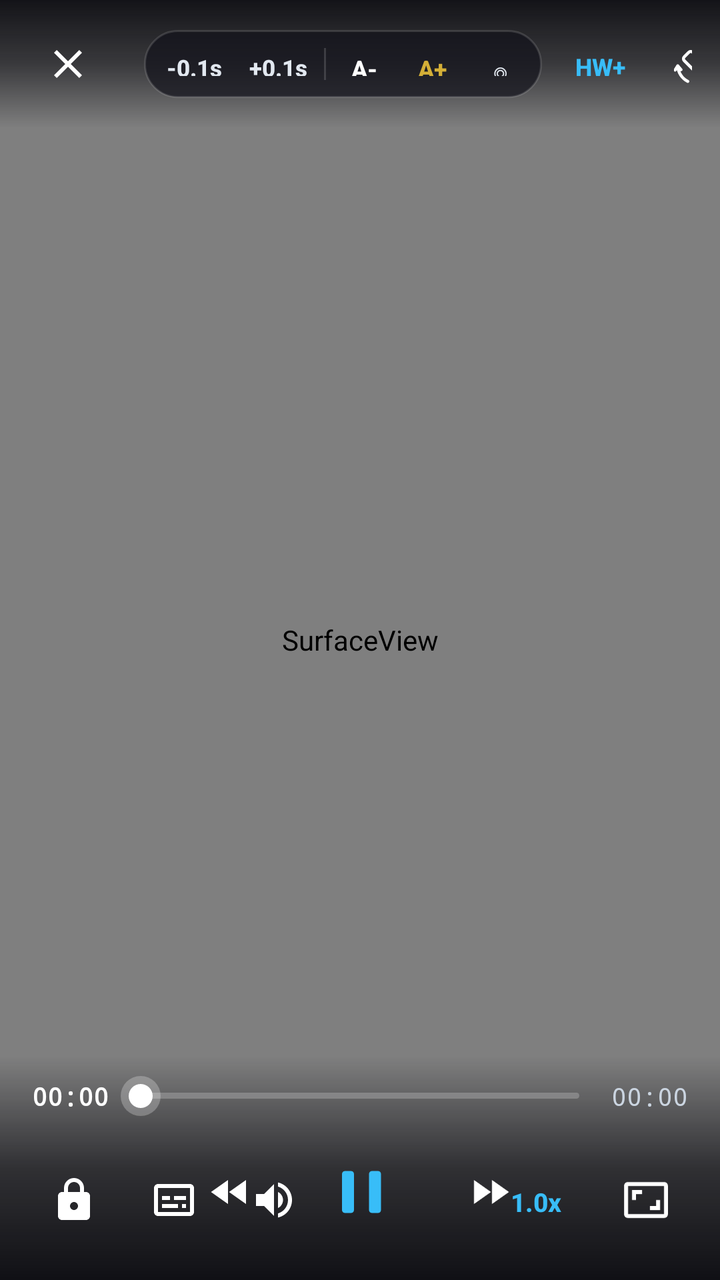
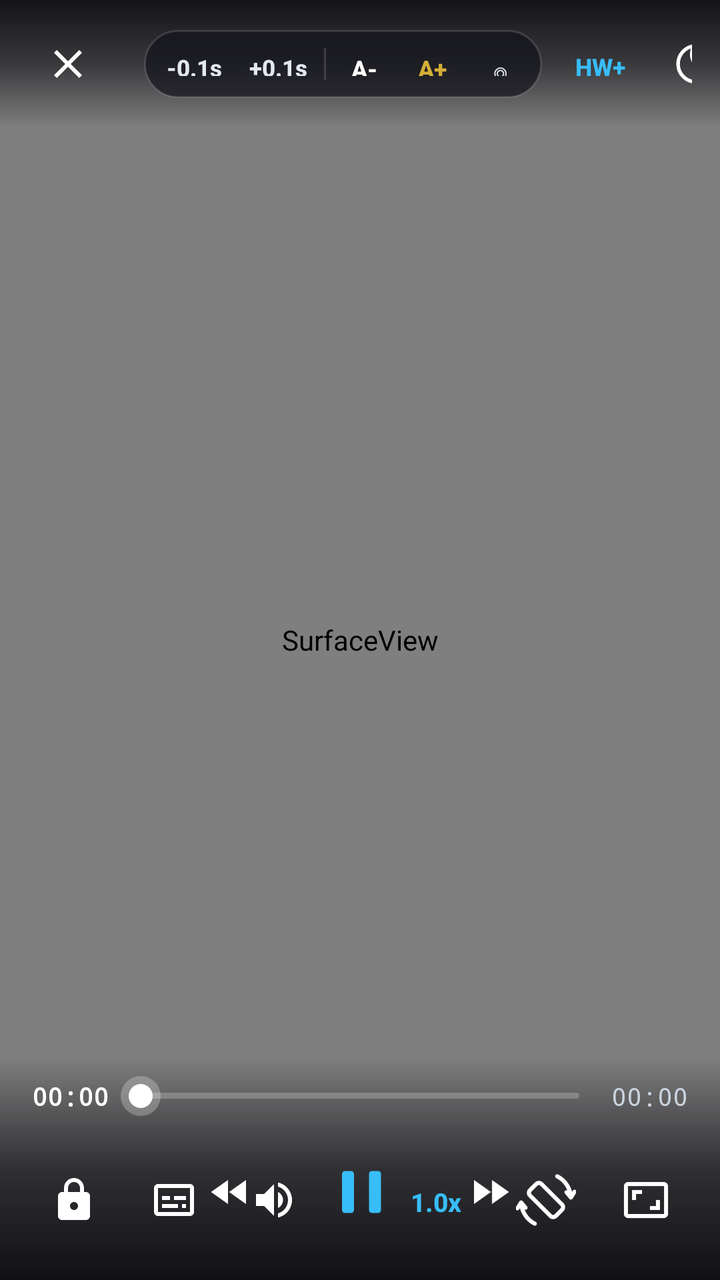

Compare the two renders of this Android layout. The source of the first and the diff that turns it into the second are given below.
<!-- AndroidManifest.xml: activity theme Theme.PureVideoPlayer.Fullscreen -->
<!-- res/layout/activity_player.xml -->
<?xml version="1.0" encoding="utf-8"?>
<FrameLayout xmlns:android="http://schemas.android.com/apk/res/android"
    xmlns:app="http://schemas.android.com/apk/res-auto"
    android:id="@+id/playerRoot"
    android:layout_width="match_parent"
    android:layout_height="match_parent"
    android:background="#000000"
    android:keepScreenOn="true">

    
    <FrameLayout
        android:id="@+id/videoSurfaceFrame"
        android:layout_width="match_parent"
        android:layout_height="match_parent"
        android:layout_gravity="center"
        android:foregroundGravity="clip_horizontal|clip_vertical">

        <SurfaceView
            android:id="@+id/videoSurface"
            android:layout_width="match_parent"
            android:layout_height="match_parent"
            android:layout_gravity="center" />

        <SurfaceView
            android:id="@+id/subtitlesSurface"
            android:layout_width="match_parent"
            android:layout_height="match_parent"
            android:layout_gravity="center" />
    </FrameLayout>

    
    <TextView
        android:id="@+id/tvDraggableSubtitle"
        android:layout_width="wrap_content"
        android:layout_height="wrap_content"
        android:layout_gravity="bottom|center_horizontal"
        android:layout_marginStart="24dp"
        android:layout_marginEnd="24dp"
        android:layout_marginBottom="46dp"
        android:background="#8C000000"
        android:elevation="18dp"
        android:gravity="center"
        android:paddingStart="18dp"
        android:paddingTop="8dp"
        android:paddingEnd="18dp"
        android:paddingBottom="8dp"
        android:textColor="#FFFFFF"
        android:textSize="22sp"
        android:textStyle="bold"
        android:visibility="gone" />

    
    <LinearLayout
        android:id="@+id/verticalSliderCard"
        android:layout_width="62dp"
        android:layout_height="214dp"
        android:layout_gravity="center_vertical|start"
        android:layout_marginStart="36dp"
        android:layout_marginEnd="36dp"
        android:background="#E6090D16"
        android:elevation="24dp"
        android:gravity="center_horizontal"
        android:orientation="vertical"
        android:paddingTop="14dp"
        android:paddingBottom="14dp"
        android:visibility="gone">

        <TextView
            android:id="@+id/tvVerticalSliderIcon"
            android:layout_width="wrap_content"
            android:layout_height="wrap_content"
            android:gravity="center"
            android:text="🔊"
            android:textColor="#FFFFFF"
            android:textSize="20sp" />

        <FrameLayout
            android:id="@+id/verticalBarTrack"
            android:layout_width="12dp"
            android:layout_height="0dp"
            android:layout_marginTop="10dp"
            android:layout_marginBottom="10dp"
            android:layout_weight="1"
            android:background="#2EFFFFFF">

            <View
                android:id="@+id/verticalBarFill"
                android:layout_width="match_parent"
                android:layout_height="60dp"
                android:layout_gravity="bottom"
                android:background="#38BDF8" />
        </FrameLayout>

        <TextView
            android:id="@+id/tvVerticalSliderPercent"
            android:layout_width="wrap_content"
            android:layout_height="wrap_content"
            android:gravity="center"
            android:text="100%"
            android:textColor="#FFFFFF"
            android:textSize="12sp"
            android:textStyle="bold" />
    </LinearLayout>

    
    <TextView
        android:id="@+id/tvGestureIndicator"
        android:layout_width="wrap_content"
        android:layout_height="wrap_content"
        android:layout_gravity="center"
        android:background="#CC0F172A"
        android:elevation="20dp"
        android:paddingStart="24dp"
        android:paddingTop="12dp"
        android:paddingEnd="24dp"
        android:paddingBottom="12dp"
        android:textColor="#38BDF8"
        android:textSize="17sp"
        android:textStyle="bold"
        android:visibility="gone" />

    
    <ProgressBar
        android:id="@+id/playerLoadingBar"
        android:layout_width="48dp"
        android:layout_height="48dp"
        android:layout_gravity="center"
        android:elevation="22dp"
        android:indeterminateTint="#38BDF8"
        android:visibility="gone" />

    
    <ImageButton
        android:id="@+id/btnUnlock"
        android:layout_width="54dp"
        android:layout_height="54dp"
        android:layout_gravity="top|start"
        android:layout_margin="24dp"
        android:background="#CC0F172A"
        android:contentDescription="@string/unlock"
        android:elevation="20dp"
        android:padding="12dp"
        android:src="@drawable/ic_lock_modern"
        android:tint="#38BDF8"
        android:visibility="gone" />

    
    <FrameLayout
        android:id="@+id/controlsContainer"
        android:layout_width="match_parent"
        android:layout_height="match_parent"
        android:elevation="10dp">

        
        <LinearLayout
            android:id="@+id/playerTopBar"
            android:layout_width="match_parent"
            android:layout_height="wrap_content"
            android:layout_gravity="top"
            android:background="@drawable/bg_player_top_scrim"
            android:gravity="center_vertical"
            android:orientation="horizontal"
            android:paddingStart="@dimen/player_top_bar_padding_horizontal"
            android:paddingTop="12dp"
            android:paddingEnd="@dimen/player_top_bar_padding_horizontal"
            android:paddingBottom="12dp">

            <ImageButton
                android:id="@+id/btnClosePlayer"
                android:layout_width="40dp"
                android:layout_height="40dp"
                android:background="?attr/selectableItemBackgroundBorderless"
                android:contentDescription="@string/back"
                android:src="@drawable/ic_close_modern"
                android:tint="#FFFFFF" />

            <TextView
                android:id="@+id/tvVideoTitle"
                android:layout_width="0dp"
                android:layout_height="wrap_content"
                android:layout_marginStart="10dp"
                android:layout_marginEnd="8dp"
                android:layout_weight="1"
                android:ellipsize="marquee"
                android:marqueeRepeatLimit="marquee_forever"
                android:singleLine="true"
                android:focusable="true"
                android:focusableInTouchMode="true"
                android:text="Video"
                android:textColor="#FFFFFF"
                android:textSize="15.5sp"
                android:textStyle="bold" />

            
            <LinearLayout
                android:id="@+id/subtitleToolsPill"
                android:layout_width="wrap_content"
                android:layout_height="34dp"
                android:layout_marginEnd="6dp"
                android:background="@drawable/bg_luxury_glass_pill"
                android:gravity="center_vertical"
                android:orientation="horizontal"
                android:paddingStart="4dp"
                android:paddingEnd="4dp">

                <Button
                    android:id="@+id/btnSubSyncMinus"
                    style="?android:attr/borderlessButtonStyle"
                    android:layout_width="wrap_content"
                    android:layout_height="32dp"
                    android:minWidth="42dp"
                    android:paddingStart="6dp"
                    android:paddingEnd="6dp"
                    android:text="-0.1s"
                    android:textAllCaps="false"
                    android:textColor="#E2E8F0"
                    android:textSize="11.5sp"
                    android:textStyle="bold" />

                <Button
                    android:id="@+id/btnSubSyncPlus"
                    style="?android:attr/borderlessButtonStyle"
                    android:layout_width="wrap_content"
                    android:layout_height="32dp"
                    android:minWidth="42dp"
                    android:paddingStart="6dp"
                    android:paddingEnd="6dp"
                    android:text="+0.1s"
                    android:textAllCaps="false"
                    android:textColor="#E2E8F0"
                    android:textSize="11.5sp"
                    android:textStyle="bold" />

                <View
                    android:layout_width="1dp"
                    android:layout_height="16dp"
                    android:layout_marginStart="2dp"
                    android:layout_marginEnd="2dp"
                    android:background="#26FFFFFF" />

                <Button
                    android:id="@+id/btnSubFontDown"
                    style="?android:attr/borderlessButtonStyle"
                    android:layout_width="wrap_content"
                    android:layout_height="32dp"
                    android:minWidth="34dp"
                    android:paddingStart="6dp"
                    android:paddingEnd="6dp"
                    android:text="A-"
                    android:textAllCaps="false"
                    android:textColor="#FFFFFF"
                    android:textSize="12sp"
                    android:textStyle="bold" />

                <Button
                    android:id="@+id/btnSubFontUp"
                    style="?android:attr/borderlessButtonStyle"
                    android:layout_width="wrap_content"
                    android:layout_height="32dp"
                    android:minWidth="34dp"
                    android:paddingStart="6dp"
                    android:paddingEnd="6dp"
                    android:text="A+"
                    android:textAllCaps="false"
                    android:textColor="#D4AF37"
                    android:textSize="12sp"
                    android:textStyle="bold" />

                <Button
                    android:id="@+id/btnResetSubPos"
                    style="?android:attr/borderlessButtonStyle"
                    android:layout_width="wrap_content"
                    android:layout_height="32dp"
                    android:minWidth="34dp"
                    android:paddingStart="6dp"
                    android:paddingEnd="6dp"
                    android:text="◎"
                    android:textColor="#E2E8F0"
                    android:textSize="14sp" />
            </LinearLayout>

            <Button
                android:id="@+id/btnDecoder"
                style="?android:attr/borderlessButtonStyle"
                android:layout_width="wrap_content"
                android:layout_height="34dp"
                android:layout_marginEnd="6dp"
                android:minWidth="46dp"
                android:paddingStart="8dp"
                android:paddingEnd="8dp"
                android:text="HW+"
                android:textAllCaps="false"
                android:textColor="#38BDF8"
                android:textSize="12sp"
                android:textStyle="bold" />

            <ImageButton
                android:id="@+id/btnOrientation"
                android:layout_width="38dp"
                android:layout_height="38dp"
                android:layout_marginEnd="4dp"
                android:background="?attr/selectableItemBackgroundBorderless"
                android:contentDescription="@string/setting_default_orientation"
                android:padding="8dp"
                android:scaleType="fitCenter"
                android:src="@drawable/ic_player_screen_rotation"
                android:tint="#E6FFFFFF" />

            <TextView
                android:id="@+id/tvSleepTimerBadge"
                android:layout_width="wrap_content"
                android:layout_height="30dp"
                android:layout_marginEnd="6dp"
                android:background="@drawable/bg_luxury_glass_pill"
                android:fontFamily="monospace"
                android:gravity="center"
                android:paddingStart="10dp"
                android:paddingEnd="10dp"
                android:text="15:00"
                android:textColor="#D4AF37"
                android:textSize="11.5sp"
                android:textStyle="bold"
                android:visibility="gone" />

            <ImageButton
                android:id="@+id/btnSleepTimer"
                android:layout_width="38dp"
                android:layout_height="38dp"
                android:layout_marginEnd="4dp"
                android:background="?attr/selectableItemBackgroundBorderless"
                android:contentDescription="@string/sleep_timer_title"
                android:src="@drawable/ic_sleep_timer"
                android:tint="#FFFFFF" />

            <TextView
                android:id="@+id/tvPlayerBattery"
                android:layout_width="wrap_content"
                android:layout_height="wrap_content"
                android:layout_marginEnd="6dp"
                android:background="#66000000"
                android:paddingStart="7dp"
                android:paddingTop="3dp"
                android:paddingEnd="7dp"
                android:paddingBottom="3dp"
                android:text="🔋 --%"
                android:textColor="#E2E8F0"
                android:textSize="11.5sp"
                android:textStyle="bold"
                android:visibility="gone" />

            <ImageButton
                android:id="@+id/btnAudioOnly"
                android:layout_width="38dp"
                android:layout_height="38dp"
                android:layout_marginEnd="4dp"
                android:background="?attr/selectableItemBackgroundBorderless"
                android:contentDescription="@string/audio_only_mode_title"
                android:src="@drawable/ic_headphones"
                android:tint="#FFFFFF" />

            <ImageButton
                android:id="@+id/btnCastScreen"
                android:layout_width="38dp"
                android:layout_height="38dp"
                android:layout_marginEnd="4dp"
                android:background="?attr/selectableItemBackgroundBorderless"
                android:contentDescription="@string/cast_screen_title"
                android:src="@drawable/ic_cast_modern"
                android:tint="#FFFFFF" />

            <ImageButton
                android:id="@+id/btnPip"
                android:layout_width="38dp"
                android:layout_height="38dp"
                android:layout_marginEnd="4dp"
                android:background="?attr/selectableItemBackgroundBorderless"
                android:contentDescription="@string/pro_pip"
                android:src="@drawable/ic_pip_modern"
                android:tint="#FFFFFF" />

            <ImageButton
                android:id="@+id/btnMorePro"
                android:layout_width="38dp"
                android:layout_height="38dp"
                android:background="?attr/selectableItemBackgroundBorderless"
                android:contentDescription="@string/pro_tools_title"
                android:src="@drawable/ic_settings_gear"
                android:tint="#FFFFFF" />
        </LinearLayout>

        
        <androidx.constraintlayout.widget.ConstraintLayout
            android:id="@+id/playerBottomBar"
            android:layout_width="match_parent"
            android:layout_height="wrap_content"
            android:layout_gravity="bottom"
            android:background="@drawable/bg_player_bottom_scrim"
            android:layoutDirection="ltr"
            android:paddingStart="@dimen/player_bottom_bar_padding_horizontal"
            android:paddingTop="10dp"
            android:paddingEnd="@dimen/player_bottom_bar_padding_horizontal"
            android:paddingBottom="14dp">

            <LinearLayout
                android:id="@+id/seekBarRow"
                android:layout_width="0dp"
                android:layout_height="wrap_content"
                android:gravity="center_vertical"
                android:layoutDirection="ltr"
                android:orientation="horizontal"
                app:layout_constraintEnd_toEndOf="parent"
                app:layout_constraintStart_toStartOf="parent"
                app:layout_constraintTop_toTopOf="parent">

                <TextView
                    android:id="@+id/tvCurrentTime"
                    android:layout_width="wrap_content"
                    android:layout_height="wrap_content"
                    android:fontFamily="monospace"
                    android:fontFeatureSettings="tnum"
                    android:text="00:00"
                    android:textColor="#FFFFFF"
                    android:textSize="12.5sp"
                    android:textStyle="bold" />

                <SeekBar
                    android:id="@+id/seekBar"
                    android:layout_width="0dp"
                    android:layout_height="wrap_content"
                    android:layout_weight="1"
                    android:layoutDirection="ltr"
                    android:max="1000"
                    android:maxHeight="4dp"
                    android:minHeight="4dp"
                    android:progressDrawable="@drawable/bg_luxury_seekbar_progress"
                    android:splitTrack="false"
                    android:thumb="@drawable/bg_luxury_seekbar_thumb" />

                <TextView
                    android:id="@+id/tvTotalTime"
                    android:layout_width="wrap_content"
                    android:layout_height="wrap_content"
                    android:fontFamily="monospace"
                    android:fontFeatureSettings="tnum"
                    android:text="00:00"
                    android:textColor="#CBD5E1"
                    android:textSize="12.5sp" />
            </LinearLayout>

            
            <LinearLayout
                android:id="@+id/leftToolsGroup"
                android:layout_width="wrap_content"
                android:layout_height="wrap_content"
                android:layout_marginTop="8dp"
                android:gravity="center_vertical"
                android:layoutDirection="ltr"
                android:orientation="horizontal"
                app:layout_constraintBottom_toBottomOf="@id/transportGroup"
                app:layout_constraintStart_toStartOf="parent"
                app:layout_constraintTop_toTopOf="@id/transportGroup">

                <ImageButton
                    android:id="@+id/btnLock"
                    android:layout_width="@dimen/player_action_btn_size"
                    android:layout_height="@dimen/player_action_btn_size"
                    android:background="?attr/selectableItemBackgroundBorderless"
                    android:contentDescription="@string/lock"
                    android:src="@drawable/ic_lock_modern"
                    android:tint="#FFFFFF" />

                <ImageButton
                    android:id="@+id/btnSubtitles"
                    android:layout_width="@dimen/player_action_btn_size"
                    android:layout_height="@dimen/player_action_btn_size"
                    android:layout_marginStart="8dp"
                    android:background="?attr/selectableItemBackgroundBorderless"
                    android:contentDescription="@string/subtitles"
                    android:src="@drawable/ic_subtitles_cc"
                    android:tint="#FFFFFF" />

                <ImageButton
                    android:id="@+id/btnAudioTrack"
                    android:layout_width="@dimen/player_action_btn_size"
                    android:layout_height="@dimen/player_action_btn_size"
                    android:layout_marginStart="8dp"
                    android:background="?attr/selectableItemBackgroundBorderless"
                    android:contentDescription="@string/audio_tracks"
                    android:src="@drawable/ic_audio_track_modern"
                    android:tint="#FFFFFF" />
            </LinearLayout>

            
            <LinearLayout
                android:id="@+id/transportGroup"
                android:layout_width="wrap_content"
                android:layout_height="wrap_content"
                android:layout_marginTop="8dp"
                android:gravity="center"
                android:layoutDirection="ltr"
                android:orientation="horizontal"
                app:layout_constraintEnd_toEndOf="parent"
                app:layout_constraintStart_toStartOf="parent"
                app:layout_constraintTop_toBottomOf="@id/seekBarRow">

                <ImageButton
                    android:id="@+id/btnPrevVideo"
                    android:layout_width="@dimen/player_transport_btn_size"
                    android:layout_height="@dimen/player_transport_btn_size"
                    android:layout_marginEnd="6dp"
                    android:background="?attr/selectableItemBackgroundBorderless"
                    android:contentDescription="@string/player_prev_video"
                    android:focusable="true"
                    android:padding="6dp"
                    android:scaleType="fitCenter"
                    android:src="@drawable/ic_prev_video_modern"
                    android:tint="#FFFFFF"
                    android:visibility="gone" />

                <ImageButton
                    android:id="@+id/btnRewind"
                    android:layout_width="@dimen/player_transport_btn_size"
                    android:layout_height="@dimen/player_transport_btn_size"
                    android:background="?attr/selectableItemBackgroundBorderless"
                    android:contentDescription="@string/rewind_15"
                    android:src="@drawable/ic_rewind_10_modern"
                    android:tint="#FFFFFF" />

                <ImageButton
                    android:id="@+id/btnPlayPause"
                    android:layout_width="@dimen/player_play_btn_size"
                    android:layout_height="@dimen/player_play_btn_size"
                    android:layout_marginStart="12dp"
                    android:layout_marginEnd="12dp"
                    android:background="?attr/selectableItemBackgroundBorderless"
                    android:contentDescription="@string/play_pause"
                    android:padding="12dp"
                    android:scaleType="fitCenter"
                    android:src="@drawable/ic_pause_modern"
                    android:tint="#38BDF8" />

                <ImageButton
                    android:id="@+id/btnForward"
                    android:layout_width="@dimen/player_transport_btn_size"
                    android:layout_height="@dimen/player_transport_btn_size"
                    android:background="?attr/selectableItemBackgroundBorderless"
                    android:contentDescription="@string/forward_15"
                    android:src="@drawable/ic_forward_10_modern"
                    android:tint="#FFFFFF" />

                <ImageButton
                    android:id="@+id/btnNextVideo"
                    android:layout_width="@dimen/player_transport_btn_size"
                    android:layout_height="@dimen/player_transport_btn_size"
                    android:layout_marginStart="6dp"
                    android:background="?attr/selectableItemBackgroundBorderless"
                    android:contentDescription="@string/player_next_video"
                    android:focusable="true"
                    android:padding="6dp"
                    android:scaleType="fitCenter"
                    android:src="@drawable/ic_next_video_modern"
                    android:tint="#FFFFFF"
                    android:visibility="gone" />
            </LinearLayout>

            
            <LinearLayout
                android:id="@+id/rightToolsGroup"
                android:layout_width="wrap_content"
                android:layout_height="wrap_content"
                android:layout_marginTop="8dp"
                android:gravity="center_vertical"
                android:layoutDirection="ltr"
                android:orientation="horizontal"
                app:layout_constraintBottom_toBottomOf="@id/transportGroup"
                app:layout_constraintEnd_toEndOf="parent"
                app:layout_constraintTop_toTopOf="@id/transportGroup">

                <Button
                    android:id="@+id/btnSpeed"
                    style="?android:attr/borderlessButtonStyle"
                    android:layout_width="wrap_content"
                    android:layout_height="36dp"
                    android:minWidth="52dp"
                    android:paddingStart="10dp"
                    android:paddingEnd="10dp"
                    android:text="1.0x"
                    android:textAllCaps="false"
                    android:textColor="#38BDF8"
                    android:textSize="13sp"
                    android:textStyle="bold" />

                <ImageButton
                    android:id="@+id/btnAspectRatio"
                    android:layout_width="@dimen/player_action_btn_size"
                    android:layout_height="@dimen/player_action_btn_size"
                    android:layout_marginStart="8dp"
                    android:background="?attr/selectableItemBackgroundBorderless"
                    android:contentDescription="@string/aspect_ratio"
                    android:src="@drawable/ic_aspect_ratio_modern"
                    android:tint="#FFFFFF" />
            </LinearLayout>

        </androidx.constraintlayout.widget.ConstraintLayout>
    </FrameLayout>
</FrameLayout>
<!-- resources referenced by this layout -->
<resources>
  <dimen name="player_action_btn_size">42dp</dimen>
  <dimen name="player_bottom_bar_padding_horizontal">16dp</dimen>
  <dimen name="player_play_btn_size">60dp</dimen>
  <dimen name="player_top_bar_padding_horizontal">14dp</dimen>
  <dimen name="player_transport_btn_size">46dp</dimen>
  <!-- drawable bg_luxury_glass_pill (drawable) -->
  <?xml version="1.0" encoding="utf-8"?>
  <shape xmlns:android="http://schemas.android.com/apk/res/android" android:shape="rectangle">
      <solid android:color="#B312121A" />
      <corners android:radius="20dp" />
      <stroke android:width="1dp" android:color="#22FFFFFF" />
  </shape>
  <!-- drawable bg_player_bottom_scrim (drawable) -->
  <?xml version="1.0" encoding="utf-8"?>
  <shape xmlns:android="http://schemas.android.com/apk/res/android" android:shape="rectangle">
      <gradient
          android:angle="270"
          android:startColor="#000A0A0F"
          android:centerColor="#AD0A0A0F"
          android:endColor="#F20A0A0F" />
  </shape>
  <!-- drawable bg_player_top_scrim (drawable) -->
  <?xml version="1.0" encoding="utf-8"?>
  <shape xmlns:android="http://schemas.android.com/apk/res/android" android:shape="rectangle">
      <gradient
          android:angle="270"
          android:startColor="#EB0A0A0F"
          android:centerColor="#990A0A0F"
          android:endColor="#000A0A0F" />
  </shape>
  <!-- drawable ic_forward_10_modern (drawable) -->
  <?xml version="1.0" encoding="utf-8"?>
  <vector xmlns:android="http://schemas.android.com/apk/res/android"
      android:width="24dp"
      android:height="24dp"
      android:viewportWidth="24"
      android:viewportHeight="24">
      <path
          android:fillColor="#FFFFFF"
          android:pathData="M4,18l8.5,-6L4,6V18zM13,6v12l8.5,-6L13,6z" />
  </vector>
  <!-- drawable ic_next_video_modern (drawable) -->
  <?xml version="1.0" encoding="utf-8"?>
  <vector xmlns:android="http://schemas.android.com/apk/res/android"
      android:width="24dp"
      android:height="24dp"
      android:viewportWidth="24"
      android:viewportHeight="24">
      <path
          android:fillColor="#FFFFFF"
          android:pathData="M6,18l8.5,-6L6,6v12zM16,6v12h2V6h-2z" />
  </vector>
  <!-- drawable ic_prev_video_modern (drawable) -->
  <?xml version="1.0" encoding="utf-8"?>
  <vector xmlns:android="http://schemas.android.com/apk/res/android"
      android:width="24dp"
      android:height="24dp"
      android:viewportWidth="24"
      android:viewportHeight="24">
      <path
          android:fillColor="#FFFFFF"
          android:pathData="M6,6h2v12H6V6zM9.5,12l8.5,6V6l-8.5,6z" />
  </vector>
  <string name="aspect_ratio">Aspect Ratio</string>
  <string name="audio_only_mode_title">Audio Only (Background)</string>
  <string name="audio_tracks">Audio Tracks</string>
  <string name="back">Back</string>
  <string name="cast_screen_title">Cast Screen to TV</string>
  <string name="forward_15">Forward 15s</string>
  <string name="lock">Lock Controls</string>
  <string name="play_pause">Play / Pause</string>
  <string name="player_next_video">Next video</string>
  <string name="player_prev_video">Previous video</string>
  <string name="pro_pip">🖼️ Picture-in-Picture (PiP)</string>
  <string name="pro_tools_title">Pro Player Tools</string>
  <string name="rewind_15">Rewind 15s</string>
  <string name="setting_default_orientation">🔄 Default Screen Orientation</string>
  <string name="sleep_timer_title">Sleep Timer</string>
  <string name="subtitles">Subtitles</string>
  <string name="unlock">Unlock Screen</string>
  <style name="Theme.PureVideoPlayer.Fullscreen" parent="Theme.PureVideoPlayer">
          <item name="android:windowFullscreen">true</item>
          <item name="android:windowContentOverlay">@null</item>
      </style>
  <style name="Theme.PureVideoPlayer" parent="Theme.Material3.DayNight.NoActionBar">
          <item name="colorPrimary">@color/accent_blue</item>
          <item name="android:windowBackground">@color/bg_dark</item>
      </style>
  <color name="accent_blue">#38BDF8</color>
  <color name="bg_dark">#0A0A0F</color>
  <!-- unchanged entries left out for length: 15 -->
</resources>

<!-- the commit's change to res/layout/activity_player.xml (unified diff, before → after) -->
@@ -294,18 +294,6 @@
                 android:textSize="12sp"
                 android:textStyle="bold" />
 
-            <ImageButton
-                android:id="@+id/btnOrientation"
-                android:layout_width="38dp"
-                android:layout_height="38dp"
-                android:layout_marginEnd="4dp"
-                android:background="?attr/selectableItemBackgroundBorderless"
-                android:contentDescription="@string/setting_default_orientation"
-                android:padding="8dp"
-                android:scaleType="fitCenter"
-                android:src="@drawable/ic_player_screen_rotation"
-                android:tint="#E6FFFFFF" />
-
             <TextView
                 android:id="@+id/tvSleepTimerBadge"
                 android:layout_width="wrap_content"
@@ -591,6 +579,18 @@
                     android:textStyle="bold" />
 
                 <ImageButton
+                    android:id="@+id/btnOrientation"
+                    android:layout_width="@dimen/player_action_btn_size"
+                    android:layout_height="@dimen/player_action_btn_size"
+                    android:layout_marginStart="8dp"
+                    android:background="?attr/selectableItemBackgroundBorderless"
+                    android:contentDescription="@string/setting_default_orientation"
+                    android:padding="6dp"
+                    android:scaleType="fitCenter"
+                    android:src="@drawable/ic_player_screen_rotation"
+                    android:tint="#FFFFFF" />
+
+                <ImageButton
                     android:id="@+id/btnAspectRatio"
                     android:layout_width="@dimen/player_action_btn_size"
                     android:layout_height="@dimen/player_action_btn_size"
